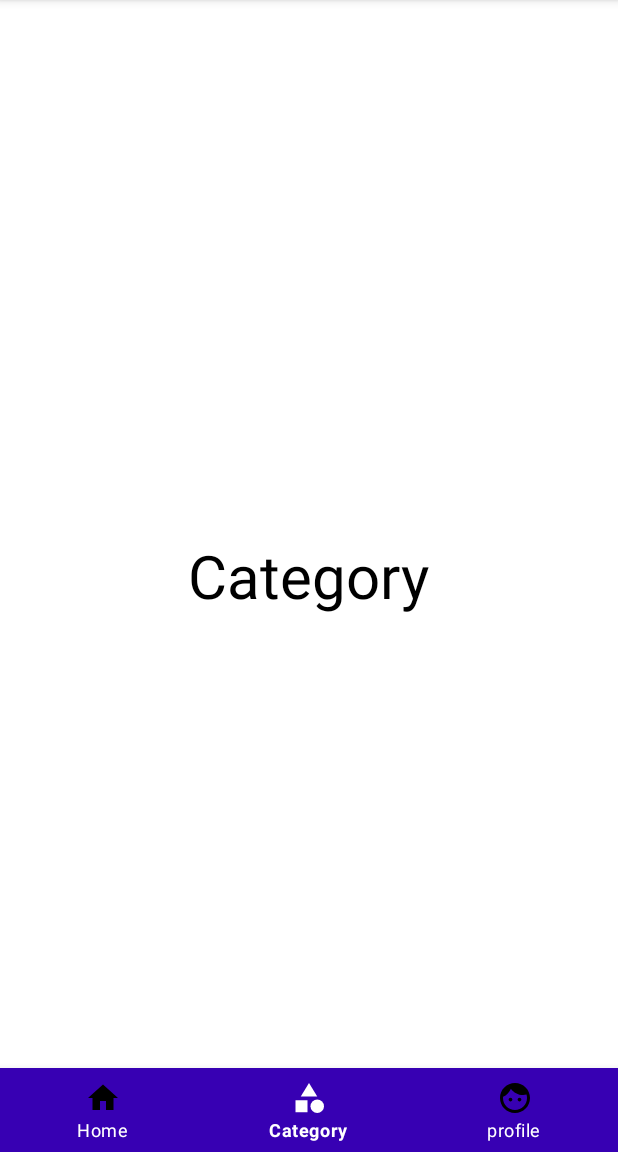
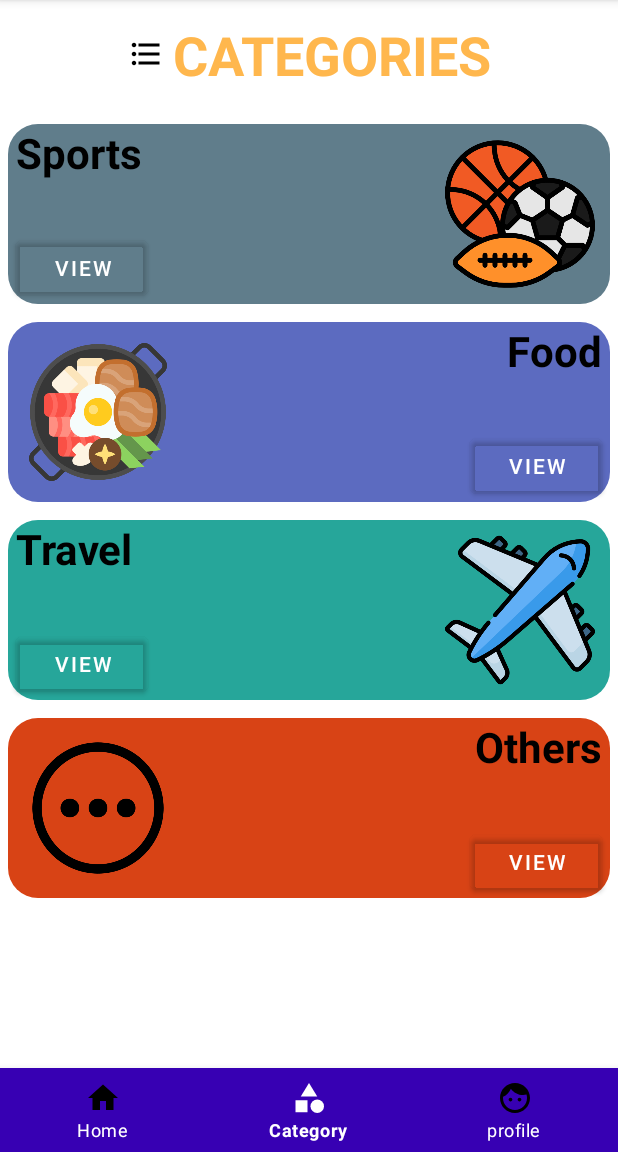
Before and after one commit to ShaikhFarhan882/Vstream, an Android app: the Category screen opened directly, with no data from a screen before it, on a phone screen of 412 x 824 dp, the part 84-1236 px from its top. Run offline under Robolectric (Android 15) with nearby library versions, the phone set to English and light mode, and no system bars.

Commit message:
Designed the category activity UI and added the necessary elements in it.

```diff
--- /dev/null
+++ b/app/src/main/res/drawable/categoriesbackground.xml
@@ -0,0 +1,7 @@
+<?xml version="1.0" encoding="utf-8"?>
+<shape xmlns:android="http://schemas.android.com/apk/res/android" android:shape="rectangle">
+    <solid android:color="#607D8B"
+        />
+    <corners android:radius="20dp"/>
+
+</shape>
--- /dev/null
+++ b/app/src/main/res/drawable/categoriesbackground2.xml
@@ -0,0 +1,7 @@
+<?xml version="1.0" encoding="utf-8"?>
+<shape xmlns:android="http://schemas.android.com/apk/res/android" android:shape="rectangle">
+    <solid android:color="#5C6BC0"
+        />
+    <corners android:radius="20dp"/>
+
+</shape>
--- /dev/null
+++ b/app/src/main/res/drawable/categoriesbackground3.xml
@@ -0,0 +1,7 @@
+<?xml version="1.0" encoding="utf-8"?>
+<shape xmlns:android="http://schemas.android.com/apk/res/android" android:shape="rectangle">
+    <solid android:color="#26A69A"
+        />
+    <corners android:radius="20dp"/>
+
+</shape>
--- /dev/null
+++ b/app/src/main/res/drawable/categoriesbackground4.xml
@@ -0,0 +1,7 @@
+<?xml version="1.0" encoding="utf-8"?>
+<shape xmlns:android="http://schemas.android.com/apk/res/android" android:shape="rectangle">
+    <solid android:color="#D84315"
+        />
+    <corners android:radius="20dp"/>
+
+</shape>
--- /dev/null
+++ b/app/src/main/res/drawable/ic_categorylist.xml
@@ -0,0 +1,10 @@
+<vector xmlns:android="http://schemas.android.com/apk/res/android"
+    android:width="24dp"
+    android:height="24dp"
+    android:viewportWidth="24"
+    android:viewportHeight="24"
+    >
+  <path
+      android:fillColor="@android:color/black"
+      android:pathData="M4,10.5c-0.83,0 -1.5,0.67 -1.5,1.5s0.67,1.5 1.5,1.5 1.5,-0.67 1.5,-1.5 -0.67,-1.5 -1.5,-1.5zM4,4.5c-0.83,0 -1.5,0.67 -1.5,1.5S3.17,7.5 4,7.5 5.5,6.83 5.5,6 4.83,4.5 4,4.5zM4,16.5c-0.83,0 -1.5,0.68 -1.5,1.5s0.68,1.5 1.5,1.5 1.5,-0.68 1.5,-1.5 -0.67,-1.5 -1.5,-1.5zM7,19h14v-2L7,17v2zM7,13h14v-2L7,11v2zM7,5v2h14L21,5L7,5z"/>
+</vector>
--- a/app/src/main/res/layout/activity_category.xml
+++ b/app/src/main/res/layout/activity_category.xml
@@ -8,17 +8,182 @@
     android:background="@color/white"
     tools:context=".Category">
 
-  <TextView
-      android:layout_width="wrap_content"
-      android:layout_height="wrap_content"
-      android:layout_marginTop="260dp"
-      android:text="Category"
-      android:layout_centerInParent="true"
-      android:textColor="@color/black"
-      android:textSize="40sp"
-      app:layout_constraintEnd_toEndOf="parent"
-      app:layout_constraintStart_toStartOf="parent"
-      app:layout_constraintTop_toTopOf="parent" />
+
+  <LinearLayout
+      android:layout_width="match_parent"
+      android:layout_height="670dp"
+      android:orientation="vertical"
+      android:layout_marginTop="2dp">
+
+    <TextView
+        android:layout_width="wrap_content"
+        android:layout_height="wrap_content"
+        android:drawableStart="@drawable/ic_categorylist"
+        android:drawablePadding="5dp"
+        android:layout_margin="10dp"
+        android:fontFamily="sans-serif"
+        android:text="Categories"
+        android:textAlignment="center"
+        android:layout_gravity="center"
+        android:textAllCaps="true"
+        android:textColor="@color/CategoryBanner"
+        android:textSize="36sp"
+        android:textStyle="bold" />
+
+    <RelativeLayout
+        android:layout_width="match_parent"
+        android:layout_height="120dp"
+        android:layout_marginLeft="5dp"
+        android:layout_marginTop="12dp"
+        android:layout_marginRight="5dp"
+        android:background="@drawable/categoriesbackground">
+
+      <TextView
+          android:layout_width="wrap_content"
+          android:layout_height="wrap_content"
+          android:layout_alignParentLeft="true"
+          android:layout_marginLeft="5dp"
+          android:text="Sports"
+          android:textColor="@color/black"
+          android:textStyle="bold"
+          android:textSize="28sp" />
+
+      <Button
+          android:id="@+id/sports_category"
+          android:layout_width="wrap_content"
+          android:layout_height="wrap_content"
+          android:layout_alignParentLeft="true"
+          android:layout_alignParentBottom="true"
+          android:layout_marginLeft="5dp"
+          android:backgroundTint="#00000000"
+          android:text="View"
+          android:textColor="@color/white" />
+
+      <ImageView
+          android:layout_width="120dp"
+          android:layout_height="120dp"
+          android:layout_alignParentRight="true"
+          android:padding="10dp"
+          android:src="@drawable/sports" />
+    </RelativeLayout>
+
+    <RelativeLayout
+        android:layout_width="match_parent"
+        android:layout_height="120dp"
+        android:layout_marginLeft="5dp"
+        android:layout_marginTop="12dp"
+        android:layout_marginRight="5dp"
+        android:background="@drawable/categoriesbackground2">
+
+      <TextView
+          android:layout_width="wrap_content"
+          android:layout_height="wrap_content"
+          android:layout_alignParentRight="true"
+          android:layout_marginRight="5dp"
+          android:text="Food"
+          android:textColor="@color/black"
+          android:textStyle="bold"
+          android:textSize="28sp" />
+
+      <Button
+          android:id="@+id/food_category"
+          android:layout_width="wrap_content"
+          android:layout_height="wrap_content"
+          android:layout_alignParentRight="true"
+          android:layout_alignParentBottom="true"
+          android:layout_marginRight="5dp"
+          android:backgroundTint="#00000000"
+          android:text="View"
+          android:textColor="@color/white" />
+
+      <ImageView
+          android:layout_width="120dp"
+          android:layout_height="120dp"
+          android:layout_alignParentLeft="true"
+          android:padding="10dp"
+          android:src="@drawable/food" />
+    </RelativeLayout>
+
+    <RelativeLayout
+        android:layout_width="match_parent"
+        android:layout_height="120dp"
+        android:layout_marginLeft="5dp"
+        android:layout_marginTop="12dp"
+        android:layout_marginRight="5dp"
+        android:background="@drawable/categoriesbackground3">
+
+      <TextView
+          android:layout_width="wrap_content"
+          android:layout_height="wrap_content"
+          android:layout_alignParentLeft="true"
+          android:layout_marginLeft="5dp"
+          android:text="Travel"
+          android:textColor="@color/black"
+          android:textStyle="bold"
+          android:textSize="28sp" />
+
+      <Button
+          android:id="@+id/travel_category"
+          android:layout_width="wrap_content"
+          android:layout_height="wrap_content"
+          android:layout_alignParentLeft="true"
+          android:layout_alignParentBottom="true"
+          android:layout_marginLeft="5dp"
+          android:backgroundTint="#00000000"
+          android:text="View"
+          android:textColor="@color/white" />
+
+      <ImageView
+          android:layout_width="120dp"
+          android:layout_height="120dp"
+          android:layout_alignParentRight="true"
+          android:padding="10dp"
+          android:src="@drawable/travel" />
+    </RelativeLayout>
+
+    <RelativeLayout
+        android:layout_width="match_parent"
+        android:layout_height="120dp"
+        android:layout_marginLeft="5dp"
+        android:layout_marginTop="12dp"
+        android:layout_marginRight="5dp"
+        android:background="@drawable/categoriesbackground4">
+
+      <TextView
+          android:layout_width="wrap_content"
+          android:layout_height="wrap_content"
+          android:layout_alignParentRight="true"
+          android:layout_marginRight="5dp"
+          android:text="Others"
+          android:textColor="@color/black"
+          android:textStyle="bold"
+          android:textSize="28sp" />
+
+      <Button
+          android:id="@+id/category_other"
+          android:layout_width="wrap_content"
+          android:layout_height="wrap_content"
+          android:layout_alignParentRight="true"
+          android:layout_alignParentBottom="true"
+          android:layout_marginRight="5dp"
+          android:backgroundTint="#00000000"
+          android:text="View"
+          android:textColor="@color/white" />
+
+      <ImageView
+          android:layout_width="120dp"
+          android:layout_height="120dp"
+          android:layout_alignParentLeft="true"
+          android:padding="10dp"
+          android:src="@drawable/other" />
+    </RelativeLayout>
+
+
+
+
+  </LinearLayout>
+
+
 
 
 
--- a/app/src/main/res/values/colors.xml
+++ b/app/src/main/res/values/colors.xml
@@ -14,4 +14,5 @@
     <color name="LikeButtonColor">#E94057</color>
     <color name="LogoutButtonColor">#E94057</color>
     <color name="updateButtonColor">#B24BF3</color>
+    <color name="CategoryBanner">#FFB74D</color>
 </resources>
```
Also changed, not shown: app/src/main/res/drawable/food.png (added), app/src/main/res/drawable/other.png (added), app/src/main/res/drawable/sports.png (added), app/src/main/res/drawable/travel.png (added).
